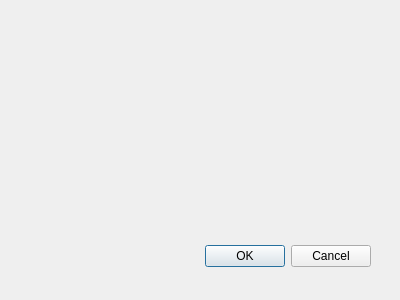
Qt form FilmManager/addseriedialog.ui (Zachaly/Jipp_Projekt_ZS_NS) before a commit.
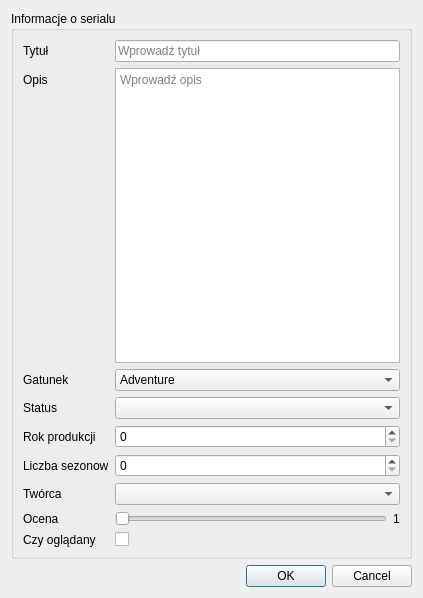
The same form after that commit.

Diff of the .ui file:
```diff
--- a/FilmManager/addseriedialog.ui
+++ b/FilmManager/addseriedialog.ui
@@ -6,29 +6,197 @@
    <rect>
     <x>0</x>
     <y>0</y>
-    <width>400</width>
-    <height>300</height>
+    <width>423</width>
+    <height>598</height>
    </rect>
   </property>
   <property name="windowTitle">
    <string>Dialog</string>
   </property>
-  <widget class="QDialogButtonBox" name="buttonBox">
-   <property name="geometry">
-    <rect>
-     <x>30</x>
-     <y>240</y>
-     <width>341</width>
-     <height>32</height>
-    </rect>
-   </property>
-   <property name="orientation">
-    <enum>Qt::Orientation::Horizontal</enum>
-   </property>
-   <property name="standardButtons">
-    <set>QDialogButtonBox::StandardButton::Cancel|QDialogButtonBox::StandardButton::Ok</set>
-   </property>
-  </widget>
+  <layout class="QVBoxLayout" name="verticalLayout">
+   <item>
+    <widget class="QGroupBox" name="groupBox">
+     <property name="title">
+      <string>Informacje o serialu</string>
+     </property>
+     <layout class="QFormLayout" name="formLayout">
+      <item row="1" column="0">
+       <widget class="QLabel" name="titleLabel">
+        <property name="text">
+         <string>Tytuł</string>
+        </property>
+       </widget>
+      </item>
+      <item row="1" column="1">
+       <widget class="QLineEdit" name="titleEdit">
+        <property name="placeholderText">
+         <string>Wprowadź tytuł</string>
+        </property>
+       </widget>
+      </item>
+      <item row="2" column="0">
+       <widget class="QLabel" name="descriptionLabel">
+        <property name="text">
+         <string>Opis</string>
+        </property>
+       </widget>
+      </item>
+      <item row="2" column="1">
+       <widget class="QTextEdit" name="descriptionTextEdit">
+        <property name="placeholderText">
+         <string>Wprowadź opis</string>
+        </property>
+       </widget>
+      </item>
+      <item row="3" column="0">
+       <widget class="QLabel" name="genreLabel">
+        <property name="text">
+         <string>Gatunek</string>
+        </property>
+       </widget>
+      </item>
+      <item row="4" column="0">
+       <widget class="QLabel" name="statusLabel">
+        <property name="text">
+         <string>Status</string>
+        </property>
+       </widget>
+      </item>
+      <item row="4" column="1">
+       <widget class="QComboBox" name="statusComboBox"/>
+      </item>
+      <item row="5" column="0">
+       <widget class="QLabel" name="productionuYearLabel">
+        <property name="text">
+         <string>Rok produkcji</string>
+        </property>
+       </widget>
+      </item>
+      <item row="5" column="1">
+       <widget class="QSpinBox" name="productionYearSpinBox"/>
+      </item>
+      <item row="6" column="0">
+       <widget class="QLabel" name="seasonCountLabel">
+        <property name="text">
+         <string>Liczba sezonow</string>
+        </property>
+       </widget>
+      </item>
+      <item row="6" column="1">
+       <widget class="QSpinBox" name="seasonCountSpinBox"/>
+      </item>
+      <item row="7" column="0">
+       <widget class="QLabel" name="creatorLabel">
+        <property name="text">
+         <string>Twórca</string>
+        </property>
+       </widget>
+      </item>
+      <item row="7" column="1">
+       <widget class="QComboBox" name="creatorComboBox"/>
+      </item>
+      <item row="8" column="0">
+       <widget class="QLabel" name="markLabel">
+        <property name="text">
+         <string>Ocena</string>
+        </property>
+       </widget>
+      </item>
+      <item row="8" column="1">
+       <layout class="QHBoxLayout" name="sliderLayout">
+        <item>
+         <widget class="QSlider" name="markSlider">
+          <property name="orientation">
+           <enum>Qt::Orientation::Horizontal</enum>
+          </property>
+         </widget>
+        </item>
+        <item>
+         <widget class="QLabel" name="markValueLabel">
+          <property name="text">
+           <string>1</string>
+          </property>
+         </widget>
+        </item>
+       </layout>
+      </item>
+      <item row="9" column="0">
+       <widget class="QLabel" name="watchedLabel">
+        <property name="text">
+         <string>Czy oglądany</string>
+        </property>
+       </widget>
+      </item>
+      <item row="9" column="1">
+       <widget class="QCheckBox" name="watchedCheckBox">
+        <property name="text">
+         <string/>
+        </property>
+       </widget>
+      </item>
+      <item row="3" column="1">
+       <widget class="QComboBox" name="genreComboBox">
+        <item>
+         <property name="text">
+          <string>Adventure</string>
+         </property>
+        </item>
+        <item>
+         <property name="text">
+          <string>Action</string>
+         </property>
+        </item>
+        <item>
+         <property name="text">
+          <string>Comedy</string>
+         </property>
+        </item>
+        <item>
+         <property name="text">
+          <string>Drama</string>
+         </property>
+        </item>
+        <item>
+         <property name="text">
+          <string>Horror</string>
+         </property>
+        </item>
+        <item>
+         <property name="text">
+          <string>Romance</string>
+         </property>
+        </item>
+        <item>
+         <property name="text">
+          <string>Sci-Fi</string>
+         </property>
+        </item>
+        <item>
+         <property name="text">
+          <string>Thriller</string>
+         </property>
+        </item>
+        <item>
+         <property name="text">
+          <string>Historical</string>
+         </property>
+        </item>
+       </widget>
+      </item>
+     </layout>
+    </widget>
+   </item>
+   <item>
+    <widget class="QDialogButtonBox" name="buttonBox">
+     <property name="orientation">
+      <enum>Qt::Orientation::Horizontal</enum>
+     </property>
+     <property name="standardButtons">
+      <set>QDialogButtonBox::StandardButton::Cancel|QDialogButtonBox::StandardButton::Ok</set>
+     </property>
+    </widget>
+   </item>
+  </layout>
  </widget>
  <resources/>
  <connections>
```
